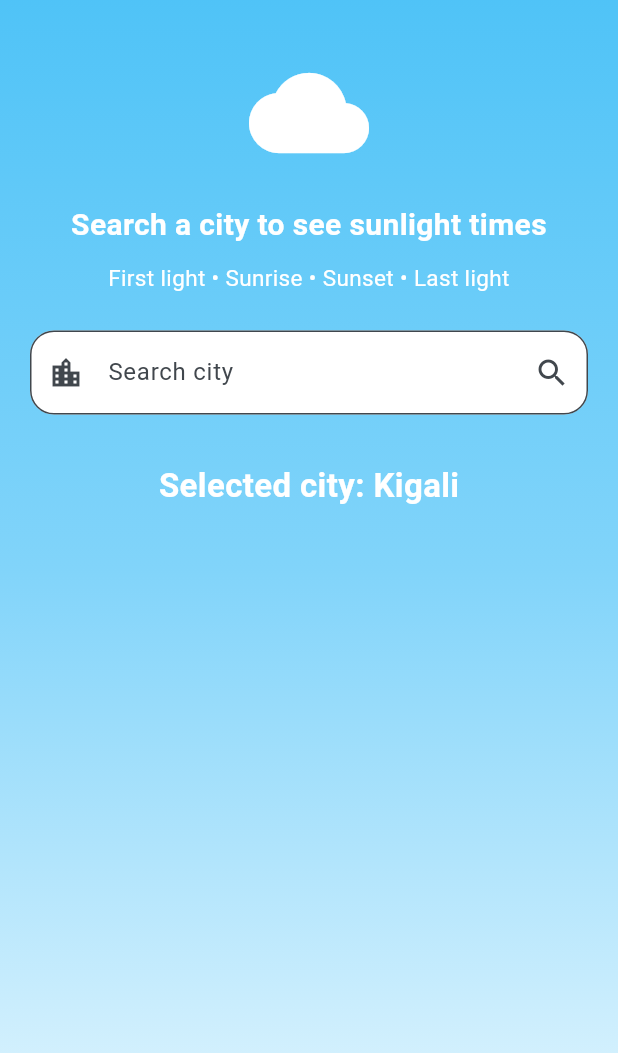
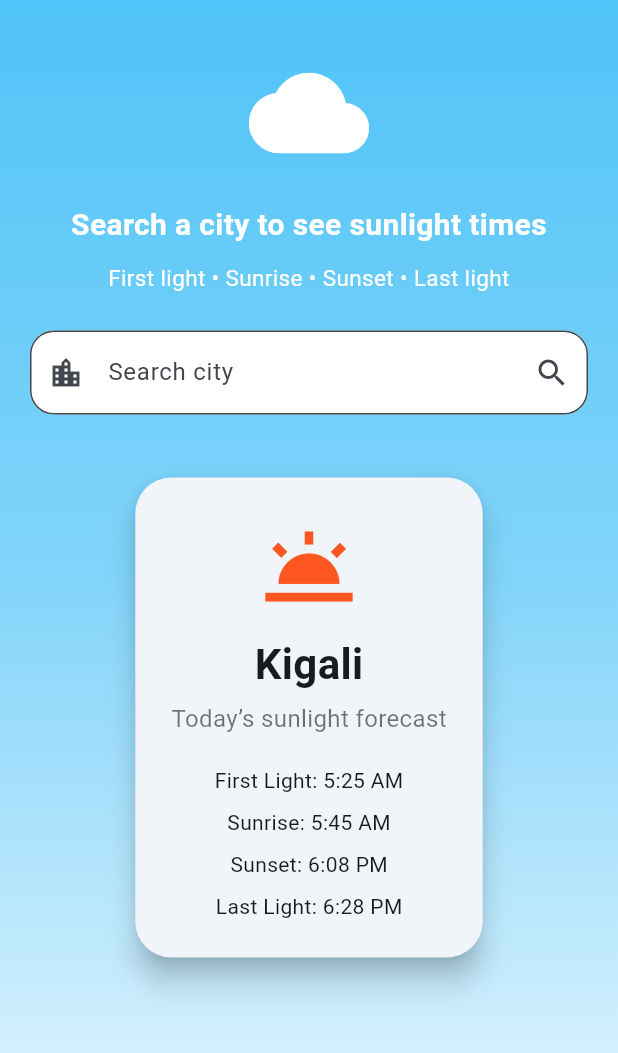
Before and after one commit to mugisha-blaine/firstLight_lastLight, a Flutter app: the screen it shows after launch, on a phone screen of 412 x 824 dp, the part 91-1144 px from its top. Run offline on Flutter 3.47's test engine with Material 3 defaults, Android fonts, the phone set to English and light mode, and no system bars.

Commit message:
Add Card widget for FL&LL forecast display

```diff
--- a/first_last_light/lib/main.dart
+++ b/first_last_light/lib/main.dart
@@ -23,7 +23,7 @@ class SunlightApp extends StatelessWidget {
   }
 }
 
-// We use StatefulWidget because city data will change after searching.
+// We use StatefulWidget because city data changes after searching.
 class HomePage extends StatefulWidget {
   const HomePage({super.key});
 
@@ -194,14 +194,66 @@ class _HomePageState extends State<HomePage> {
 
                 const SizedBox(height: 20),
 
-                // Temporary text to show that search logic works.
-                // We will replace this with a Card widget in Part 4.
-                Text(
-                  'Selected city: $cityName',
-                  style: const TextStyle(
-                    fontSize: 22,
-                    fontWeight: FontWeight.bold,
-                    color: Colors.white,
+                // This is the main Card widget for the presentation.
+                Card(
+                  // PROPERTY 1:
+                  // margin controls the space outside the card.
+                  margin: const EdgeInsets.all(10),
+
+                  // PROPERTY 2:
+                  // elevation controls the shadow under the card.
+                  elevation: 8,
+
+                  // PROPERTY 3:
+                  // shape controls the rounded corners of the card.
+                  shape: RoundedRectangleBorder(
+                    borderRadius: BorderRadius.circular(24),
+                  ),
+
+                  child: Padding(
+                    // Padding creates space inside the card.
+                    padding: const EdgeInsets.all(24),
+
+                    child: Column(
+                      mainAxisSize: MainAxisSize.min,
+                      children: [
+                        const Icon(
+                          Icons.wb_twilight,
+                          size: 70,
+                          color: Colors.deepOrange,
+                        ),
+
+                        const SizedBox(height: 10),
+
+                        Text(
+                          cityName,
+                          style: const TextStyle(
+                            fontSize: 28,
+                            fontWeight: FontWeight.bold,
+                          ),
+                        ),
+
+                        const SizedBox(height: 5),
+
+                        const Text(
+                          'Today’s sunlight forecast',
+                          style: TextStyle(fontSize: 16, color: Colors.black54),
+                        ),
+
+                        const SizedBox(height: 20),
+
+                        Text('First Light: $firstLight'),
+                        const SizedBox(height: 8),
+
+                        Text('Sunrise: $sunrise'),
+                        const SizedBox(height: 8),
+
+                        Text('Sunset: $sunset'),
+                        const SizedBox(height: 8),
+
+                        Text('Last Light: $lastLight'),
+                      ],
+                    ),
                   ),
                 ),
               ],
```
